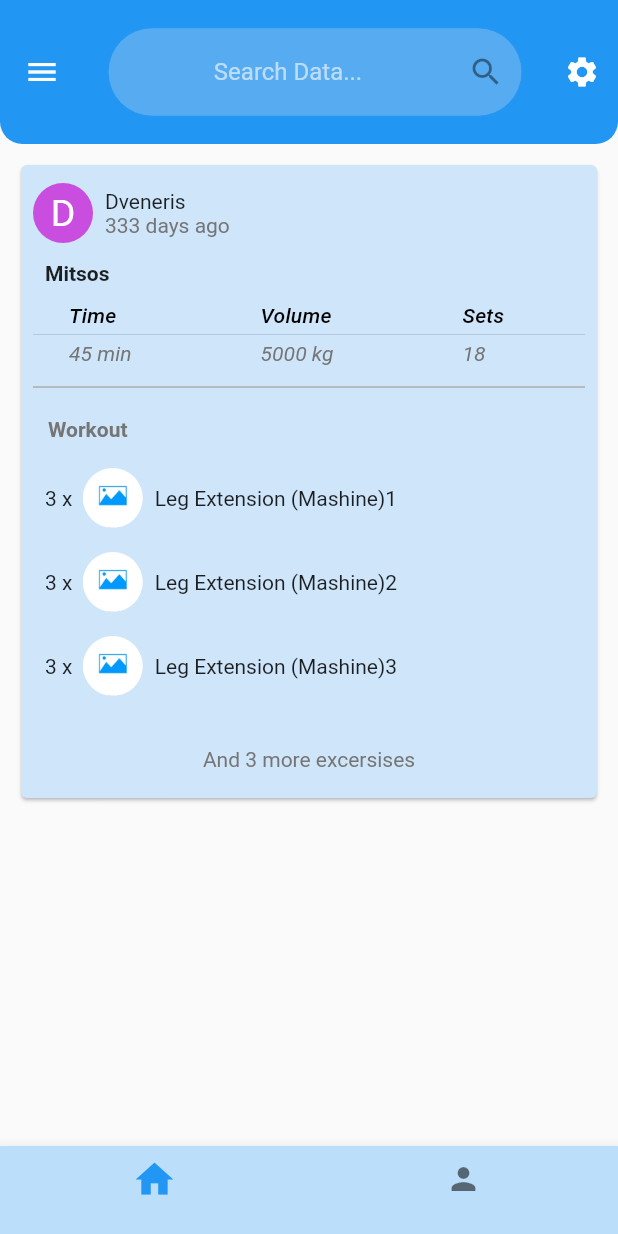
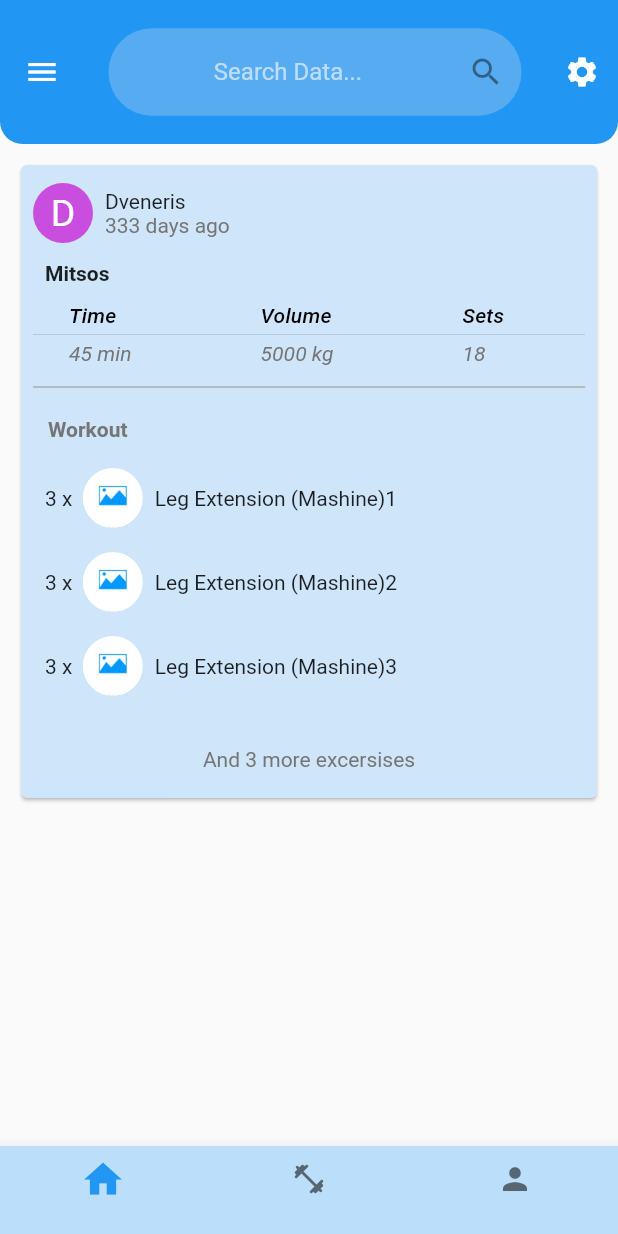
Before and after one commit to DVeneris/training_logger, a Flutter app: the screen it shows after launch, on a phone screen of 412 x 824 dp. Run offline on Flutter 3.47's test engine with Material 2 defaults, Android fonts, the light colour scheme and no system bars.

Commit message:
bug fixes and enhancements

```diff
--- a/lib/main.dart
+++ b/lib/main.dart
@@ -1,9 +1,11 @@
 import 'package:flutter/material.dart';
 import 'package:training_tracker/routes.dart';
+import 'package:training_tracker/widgets/user/user_screen.dart';
 import 'package:training_tracker/widgets/workout/exercise_list.dart';
 import 'package:training_tracker/widgets/workout/history_page.dart';
 import 'package:training_tracker/widgets/workout/workout.dart';
 import 'package:training_tracker/utils/workout_history_card.dart';
+import 'package:training_tracker/widgets/workout/workoutCreator.dart';
 import 'package:training_tracker/widgets/workout/workout_template_list.dart';
 
 void main() {
@@ -27,17 +29,56 @@ class MyApp extends StatelessWidget {
   }
 }
 
-// class MyHomePage extends StatefulWidget {
-//   const MyHomePage({super.key, required this.title});
-//   final String title;
+class MyHomePage extends StatefulWidget {
+  const MyHomePage({super.key});
 
-//   @override
-//   State<MyHomePage> createState() => _MyHomePageState();
-// }
+  @override
+  State<MyHomePage> createState() => _MyHomePageState();
+}
 
-// class _MyHomePageState extends State<MyHomePage> {
-//   @override
-//   Widget build(BuildContext context) {
-//     return const WorkoutTemplateList();
-//   }
-// }
+class _MyHomePageState extends State<MyHomePage> {
+  static const List<Widget> _pages = <Widget>[
+    WorkoutHistory(),
+    WorkoutTemplateList(),
+    UserView()
+  ];
+  int _selectedIndex = 0;
+  void _onItemTapped(int index) {
+    setState(() {
+      _selectedIndex = index;
+    });
+  }
+
+  @override
+  Widget build(BuildContext context) {
+    return Scaffold(
+      body: _pages.elementAt(_selectedIndex),
+      bottomNavigationBar: BottomNavigationBar(
+        items: const [
+          BottomNavigationBarItem(
+            icon: Icon(Icons.home),
+            label: '',
+          ),
+          BottomNavigationBarItem(
+            icon: Icon(Icons.fitness_center_rounded),
+            label: '',
+          ),
+          BottomNavigationBarItem(
+            icon: Icon(Icons.person),
+            label: '',
+          ),
+        ],
+        backgroundColor: Colors.blue[100],
+        selectedIconTheme: IconThemeData(color: Colors.blue, size: 30),
+        currentIndex: _selectedIndex,
+        selectedItemColor: Colors.blue,
+        onTap: _onItemTapped,
+      ),
+      // floatingActionButton: FloatingActionButton(
+      //   onPressed: () {},
+      //   tooltip: 'Increment',
+      //   child: const Icon(Icons.add),
+      // ),
+    );
+  }
+}
--- a/lib/routes.dart
+++ b/lib/routes.dart
@@ -8,6 +8,8 @@ import 'package:training_tracker/widgets/workout/workout.dart';
 import 'package:training_tracker/widgets/workout/workoutCreator.dart';
 import 'package:training_tracker/widgets/workout/workout_overview.dart';
 import 'package:training_tracker/widgets/workout/workout_template_list.dart';
+
+import 'main.dart';
 
 class RouteGenerator {
 // 2.
@@ -22,7 +24,7 @@ class RouteGenerator {
     return <Route>[
       MaterialPageRoute(
         //builder: (_) => const SingleWorkout(),
-        builder: (_) => const WorkoutHistory(),
+        builder: (_) => const MyHomePage(),
       )
     ];
   }
@@ -34,7 +36,7 @@ class RouteGenerator {
       case homePage: //5
         return MaterialPageRoute(
           // builder: (_) => const SingleWorkout(),
-          builder: (_) => const WorkoutHistory(),
+          builder: (_) => const MyHomePage(),
         );
       case singleWorkout:
         return MaterialPageRoute(
--- a/lib/widgets/workout/history_page.dart
+++ b/lib/widgets/workout/history_page.dart
@@ -13,7 +13,6 @@ class WorkoutHistory extends StatefulWidget {
 }
 
 class _WorkoutHistoryState extends State<WorkoutHistory> {
-  int _selectedIndex = 0;
   var workoutList = <Workout>[
     Workout(
         id: "00001",
@@ -79,11 +78,6 @@ class _WorkoutHistoryState extends State<WorkoutHistory> {
               exerciseGroup: 'Legs'),
         ])
   ];
-  void _onItemTapped(int index) {
-    setState(() {
-      _selectedIndex = index;
-    });
-  }
 
   @override
   Widget build(BuildContext context) {
@@ -137,7 +131,7 @@ class _WorkoutHistoryState extends State<WorkoutHistory> {
                       child: GestureDetector(
                         onTap: () async {
                           await Navigator.of(context).pushNamed(
-                            RouteGenerator.singleWorkout,
+                            RouteGenerator.workoutOverview,
                             arguments: {'workout': workoutList[index]},
                           ) as Workout?;
                         },
@@ -151,28 +145,6 @@ class _WorkoutHistoryState extends State<WorkoutHistory> {
           ],
         ),
       ),
-      bottomNavigationBar: BottomNavigationBar(
-        items: const [
-          BottomNavigationBarItem(
-            icon: Icon(Icons.home),
-            label: '',
-          ),
-          BottomNavigationBarItem(
-            icon: Icon(Icons.person),
-            label: '',
-          ),
-        ],
-        backgroundColor: Colors.blue[100],
-        selectedIconTheme: IconThemeData(color: Colors.blue, size: 30),
-        currentIndex: _selectedIndex,
-        selectedItemColor: Colors.blue,
-        onTap: _onItemTapped,
-      ),
-      // floatingActionButton: FloatingActionButton(
-      //   onPressed: () {},
-      //   tooltip: 'Increment',
-      //   child: const Icon(Icons.add),
-      // ),
     );
   }
 }
```
Also changed, not shown: lib/widgets/workout/workoutCreator.dart (+20 -20 lines).
